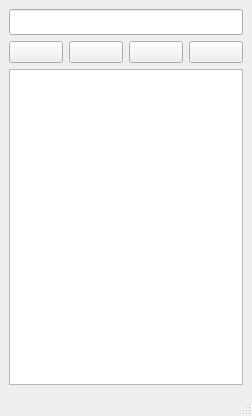
The window that janela.ui (gustavof04/pyqt5_crud) describes before a commit, drawn with Qt 5.
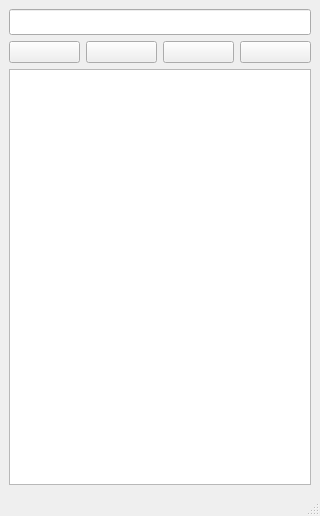
The same window after the commit. Icons and pictures are not drawn.

Commit message: Adiciona diversas estilizações

The edit to the form file:
```diff
--- a/janela.ui
+++ b/janela.ui
@@ -6,8 +6,8 @@
    <rect>
     <x>0</x>
     <y>0</y>
-    <width>252</width>
-    <height>416</height>
+    <width>320</width>
+    <height>516</height>
    </rect>
   </property>
   <property name="windowTitle">
```
Left out of the diff: 2 changed lines with no effect on the pictures. The commit also changes 2 other files.
